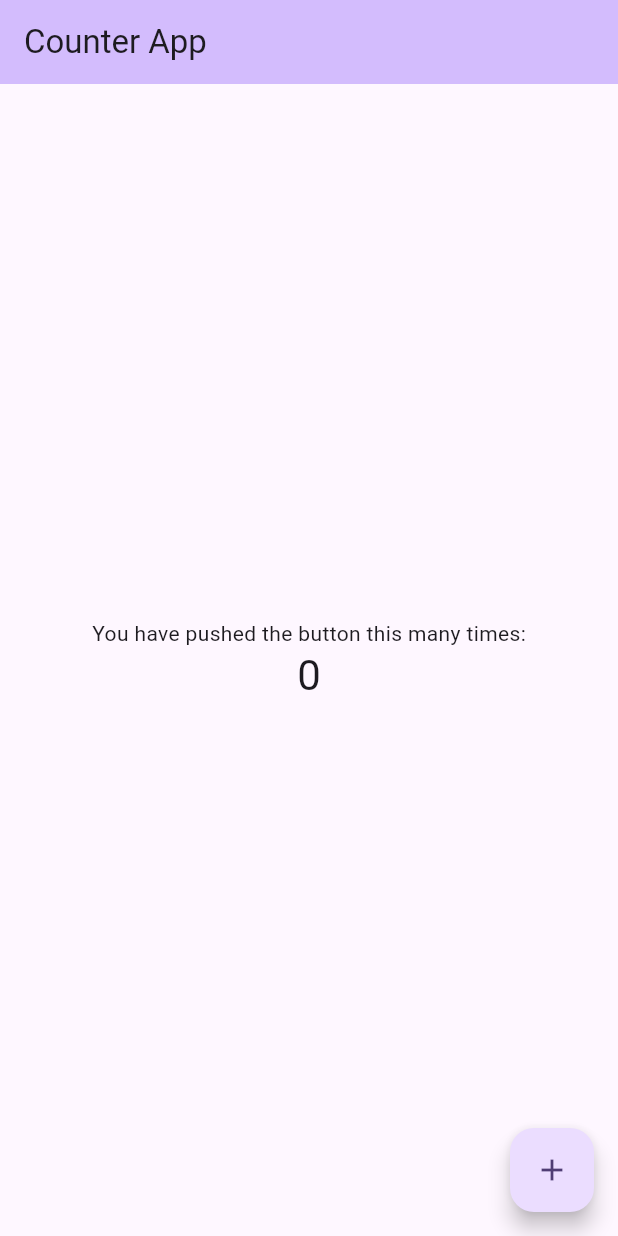
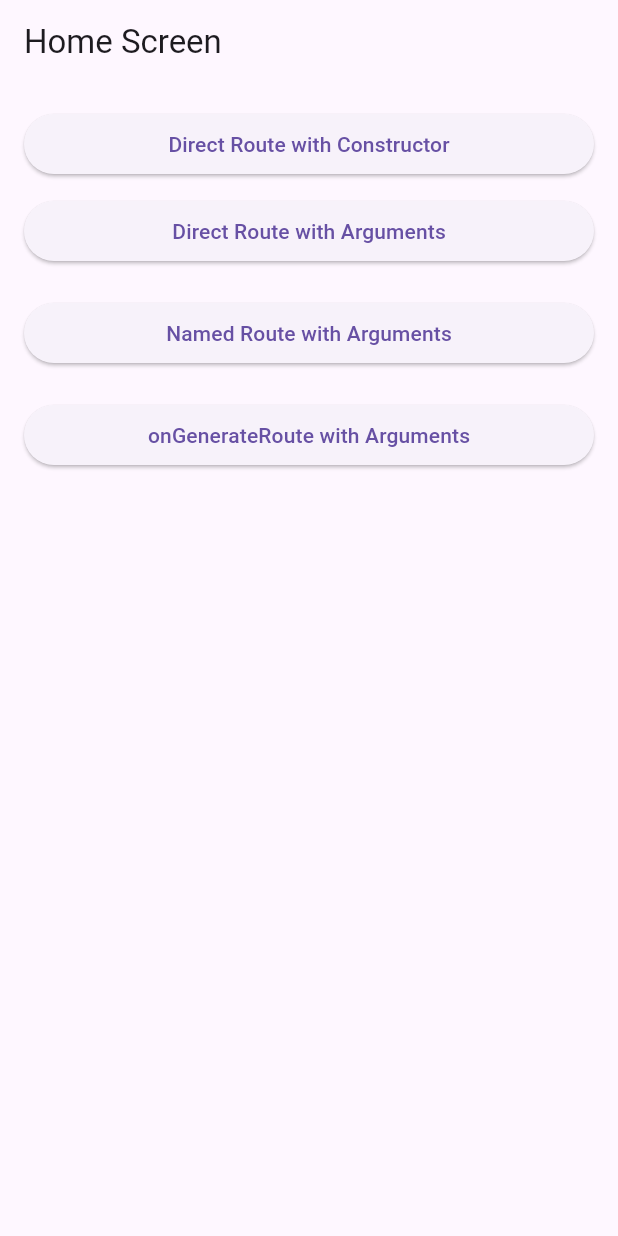
Before and after one commit to theRockAkash/flutter_course, a Flutter app: the screen it shows after launch, on a phone screen of 412 x 824 dp. Run offline on Flutter 3.47's test engine with Material 3 defaults, Android fonts, the phone set to English and light mode, and no system bars.

Commit message:
feat: Implement named routes and enhance MaterialPageRoute
This commit introduces a named routing system and refactors the existing `MaterialPageRoute` implementation for better argument handling and clarity.

- Added `named_routes` directory:
    - `main.dart`: Initializes the app with named routes and an `onGenerateRoute` handler for unknown routes, directing to `NotFoundScreen`.
    - `app_screens.dart`: Defines route constants for `home`, `secondScreen`, and `thirdScreen`.
    - `app_routes.dart`: Maps route constants to their respective screen widgets (`NamedHomeScreen`, `NamedSecondScreen`).
    - `named_home_screen.dart`: New home screen demonstrating various `Navigator` named route operations like `pushNamed`, `pushNamedAndRemoveUntil`, and argument passing.
    - `named_second_screen.dart`: New second screen that displays passed arguments and allows returning data via `Navigator.pop`.
    - `not_found_screen.dart`: A screen to display when a route is not found, showing an optional message.
- Updated `lib/main.dart`:
    - Changed the home widget to `HomeScreen` from `material_page_routes`.
    - Simplified `MyApp` to use `MaterialApp` with `routes` and `onGenerateRoute` for basic navigation and argument passing to `SecondScreen`.
- Added `material_page_routes` directory:
    - `home_screen.dart`: New home screen demonstrating different ways to navigate and pass data using `MaterialPageRoute` (direct constructor, route settings arguments) and named routes (`/second`, `/generate`). Includes a `showResult` helper to display returned data in a `SnackBar`.
    - `second_screen.dart`: New second screen that can receive `Person` data either through its constructor or `ModalRoute.of(context)?.settings.arguments` and can return data.
- Deleted the previous `MyHomePage` and its associated counter logic from `lib/main.dart`.

```diff
--- a/lib/main.dart
+++ b/lib/main.dart
@@ -1,124 +1,49 @@
 import 'package:flutter/material.dart';
 
+import 'material_page_routes/home_screen.dart';
+import 'material_page_routes/second_screen.dart';
+
+// 3 navigation styles without libraries:
+//
+// Direct MaterialPageRoute → quick & flexible
+//
+// Named Routes (routes: {}) → centralized & clean
+//
+// onGenerateRoute → centralized + arguments support
 
 void main() {
-  runApp(const MyApp());
+  runApp( MyApp());
+}
+
+// Model class for demonstration
+class Person {
+  final String name;
+  final int age;
+
+  Person(this.name, this.age);
 }
 
 class MyApp extends StatelessWidget {
   const MyApp({super.key});
 
-  // This widget is the root of your application.
   @override
   Widget build(BuildContext context) {
     return MaterialApp(
-      title: 'Flutter Demo',
-      theme: ThemeData(
-        // This is the theme of your application.
-        //
-        // TRY THIS: Try running your application with "flutter run". You'll see
-        // the application has a purple toolbar. Then, without quitting the app,
-        // try changing the seedColor in the colorScheme below to Colors.green
-        // and then invoke "hot reload" (save your changes or press the "hot
-        // reload" button in a Flutter-supported IDE, or press "r" if you used
-        // the command line to start the app).
-        //
-        // Notice that the counter didn't reset back to zero; the application
-        // state is not lost during the reload. To reset the state, use hot
-        // restart instead.
-        //
-        // This works for code too, not just values: Most code changes can be
-        // tested with just a hot reload.
-        colorScheme: ColorScheme.fromSeed(seedColor: Colors.deepPurple),
-      ),
-      home: const MyHomePage(title: "Counter App",),
+      title: 'Navigation Example',
+      debugShowCheckedModeBanner: false,
+      routes: {
+        '/second': (context) => SecondScreen(),
+      },
+      onGenerateRoute: (settings) {
+        if (settings.name == '/generate') {
+          final person = settings.arguments as Person?;
+          return MaterialPageRoute(
+            builder: (_) => SecondScreen(person: person),
+          );
+        }
+        return null;
+      },
+      home: HomeScreen(),
     );
   }
 }
-
-class MyHomePage extends StatefulWidget {
-  const MyHomePage({super.key, required this.title});
-
-  // This widget is the home page of your application. It is stateful, meaning
-  // that it has a State object (defined below) that contains fields that affect
-  // how it looks.
-
-  // This class is the configuration for the state. It holds the values (in this
-  // case the title) provided by the parent (in this case the App widget) and
-  // used by the build method of the State. Fields in a Widget subclass are
-  // always marked "final".
-
-  final String title;
-
-  @override
-  State<MyHomePage> createState() => _MyHomePageState();
-}
-
-class _MyHomePageState extends State<MyHomePage> {
-  int _counter = 0;
-
-  void _incrementCounter() {
-    setState(() {
-      // This call to setState tells the Flutter framework that something has
-      // changed in this State, which causes it to rerun the build method below
-      // so that the display can reflect the updated values. If we changed
-      // _counter without calling setState(), then the build method would not be
-      // called again, and so nothing would appear to happen.
-      _counter++;
-    });
-  }
-
-  @override
-  Widget build(BuildContext context) {
-    // This method is rerun every time setState is called, for instance as done
-    // by the _incrementCounter method above.
-    //
-    // The Flutter framework has been optimized to make rerunning build methods
-    // fast, so that you can just rebuild anything that needs updating rather
-    // than having to individually change instances of widgets.
-    return Scaffold(
-      appBar: AppBar(
-        // TRY THIS: Try changing the color here to a specific color (to
-        // Colors.amber, perhaps?) and trigger a hot reload to see the AppBar
-        // change color while the other colors stay the same.
-        backgroundColor: Theme.of(context).colorScheme.inversePrimary,
-        // Here we take the value from the MyHomePage object that was created by
-        // the App.build method, and use it to set our appbar title.
-        title: Text(widget.title),
-      ),
-      body: Center(
-        // Center is a layout widget. It takes a single child and positions it
-        // in the middle of the parent.
-        child: Column(
-          // Column is also a layout widget. It takes a list of children and
-          // arranges them vertically. By default, it sizes itself to fit its
-          // children horizontally, and tries to be as tall as its parent.
-          //
-          // Column has various properties to control how it sizes itself and
-          // how it positions its children. Here we use mainAxisAlignment to
-          // center the children vertically; the main axis here is the vertical
-          // axis because Columns are vertical (the cross axis would be
-          // horizontal).
-          //
-          // TRY THIS: Invoke "debug painting" (choose the "Toggle Debug Paint"
-          // action in the IDE, or press "p" in the console), to see the
-          // wireframe for each widget.
-          mainAxisAlignment: MainAxisAlignment.center,
-          children: <Widget>[
-            const Text('You have pushed the button this many times:'),
-            Text(
-              '$_counter',
-              style: Theme.of(context).textTheme.headlineMedium,
-            ),
-
-          ],
-        ),
-      ),
-      floatingActionButton: FloatingActionButton(
-        onPressed: _incrementCounter,
-        tooltip: 'Increment',
-        child: const Icon(Icons.add),
-      ), // This trailing comma makes auto-formatting nicer for build methods.
-    );
-  }
-}
--- /dev/null
+++ b/lib/material_page_routes/home_screen.dart
@@ -0,0 +1,87 @@
+import 'package:flutter/material.dart';
+
+import '../main.dart';
+import 'second_screen.dart';
+
+class HomeScreen extends StatelessWidget {
+  final personData = Person("Alice", 28);
+
+  HomeScreen({super.key});
+
+  @override
+  Widget build(BuildContext context) {
+    return Scaffold(
+      appBar: AppBar(title: Text("Home Screen")),
+      body: Padding(
+        padding: const EdgeInsets.all(16),
+        child: Column(
+          crossAxisAlignment: CrossAxisAlignment.stretch,
+          children: [
+            ElevatedButton(
+              child: Text("Direct Route with Constructor"),
+              onPressed: () async {
+                final result = await Navigator.push(
+                  context,
+                  MaterialPageRoute(
+                    builder: (_) => SecondScreen(person: personData),
+                  ),
+                );
+                showResult(context, result);
+              },
+            ),
+            SizedBox(height: 10),
+
+            ElevatedButton(
+              child: Text("Direct Route with Arguments"),
+              onPressed: () async {
+                final result = await Navigator.push(
+                  context,
+                  MaterialPageRoute(
+                    builder: (_) => SecondScreen(),
+                    settings: RouteSettings(arguments: personData),
+                  ),
+                );
+                if (context.mounted) {
+                  showResult(context, result);
+                }
+              },
+            ),
+            SizedBox(height: 20),
+
+            ElevatedButton(
+              child: Text("Named Route with Arguments"),
+              onPressed: () async {
+                final result = await Navigator.pushNamed(
+                  context,
+                  '/second',
+                  arguments: personData,
+                );
+                if (context.mounted) {
+                  showResult(context, result);
+                }
+              },
+            ),
+            SizedBox(height: 20),
+
+            ElevatedButton(
+              child: Text("onGenerateRoute with Arguments"),
+              onPressed: () {
+                Navigator.pushNamed(context, '/generate', arguments: personData,).then((result) {
+                  if (context.mounted) {
+                    showResult(context, result);
+                  }
+                });
+              },
+            ),
+          ],
+        ),
+      ),
+    );
+  }
+
+  void showResult(BuildContext context, Object? result) {
+    ScaffoldMessenger.of(
+      context,
+    ).showSnackBar(SnackBar(content: Text("Returned data: $result")));
+  }
+}
--- /dev/null
+++ b/lib/named_routes/app_routes.dart
@@ -0,0 +1,9 @@
+
+import 'app_screens.dart';
+import 'named_home_screen.dart';
+import 'named_second_screen.dart';
+
+final appRoutes = {
+  AppScreens.home: (context) => NamedHomeScreen(),
+  AppScreens.secondScreen: (context) => NamedSecondScreen(),
+};
--- /dev/null
+++ b/lib/named_routes/app_screens.dart
@@ -0,0 +1,6 @@
+class AppScreens {
+  AppScreens._();
+  static const home = "/";
+  static const secondScreen = "/second";
+  static const thirdScreen = "/third";
+}
--- /dev/null
+++ b/lib/named_routes/main.dart
@@ -0,0 +1,34 @@
+import 'package:flutter/material.dart';
+
+import 'app_routes.dart';
+import 'app_screens.dart';
+import 'named_second_screen.dart';
+import 'named_home_screen.dart';
+import 'not_found_screen.dart';
+
+void main() {
+  runApp(MyApp());
+}
+
+class MyApp extends StatelessWidget {
+  @override
+  Widget build(BuildContext context) {
+    return MaterialApp(
+      debugShowCheckedModeBanner: false,
+      title: 'Named Routes Demo',
+      // Register routes
+      routes: appRoutes,
+      initialRoute: AppScreens.home,
+      onGenerateRoute: (settings) {
+        print("========> Unknown Route: ${settings.name}");
+        if (appRoutes[settings.name] == null) {
+          final message = settings.arguments as String?;
+          return MaterialPageRoute(
+            builder: (_) => NotFoundScreen(message: message),
+          );
+        }
+        return null;
+      },
+    );
+  }
+}
```
Also changed, not shown: lib/material_page_routes/second_screen.dart (added, +39 -0 lines), lib/named_routes/named_home_screen.dart (added, +76 -0 lines), lib/named_routes/named_second_screen.dart (added, +45 -0 lines), lib/named_routes/not_found_screen.dart (added, +32 -0 lines).
